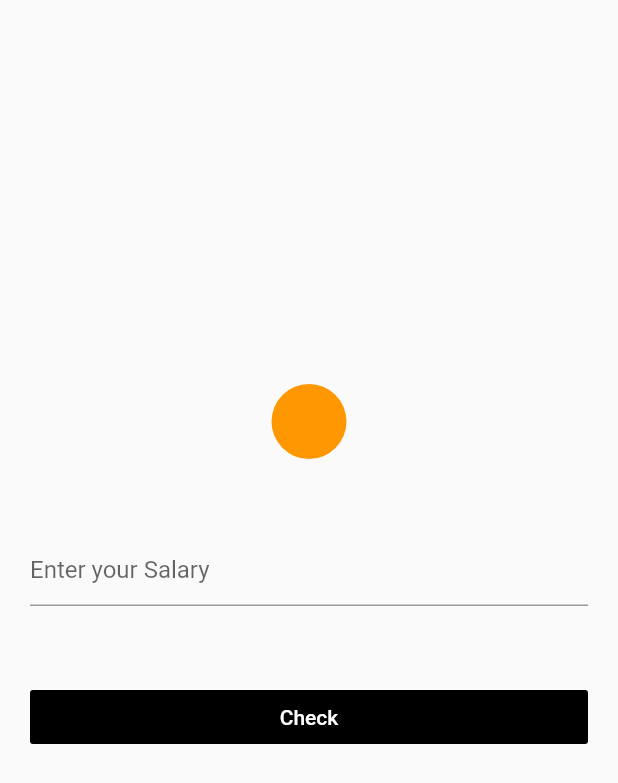
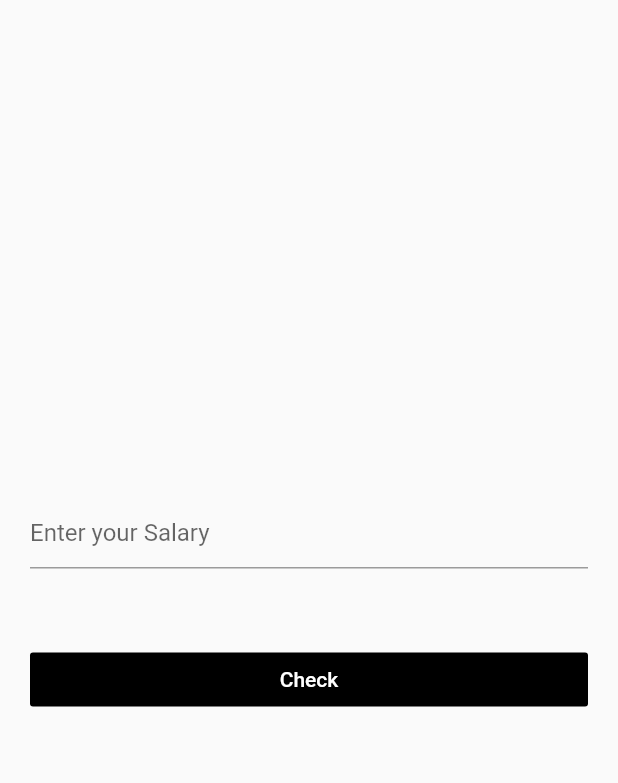
Before and after one commit to lojithv/Credit_CheckerProvider, a Flutter app: the screen it shows after launch, after a tap on "Check", on a phone screen of 412 x 824 dp. Shown: the top 783 px of the screen. Run offline on Flutter 3.47's test engine with Material 2 defaults, Android fonts, the phone set to English and light mode, and no system bars.

```diff
--- a/lib/demo1.dart
+++ b/lib/demo1.dart
@@ -6,7 +6,7 @@ class EligibilityScreen extends StatelessWidget {
 
   final ageController = TextEditingController();
 
-  int age = 0;
+  int salary = 0;
 
   @override
   Widget build(BuildContext context) {
@@ -24,14 +24,6 @@ class EligibilityScreen extends StatelessWidget {
                           return Column(
                             mainAxisAlignment: MainAxisAlignment.center,
                             children: <Widget>[
-                              Container(
-                                width: 50,
-                                height: 50,
-                                decoration: BoxDecoration(
-                                    shape: BoxShape.circle,
-                                    color: provider.isEligible == true ? Colors.green : Colors.orange
-                                ),
-                              ),
                               SizedBox(height: 50),
                               TextFormField(
                                 controller: ageController,
@@ -47,8 +39,8 @@ class EligibilityScreen extends StatelessWidget {
                                     color: Colors.black,
                                     textColor: Colors.white,
                                     onPressed: () {
-                                      age = int.parse(ageController.text.trim());
-                                      provider.checkEligibility(age);
+                                      salary = int.parse(ageController.text.trim());
+                                      provider.checkEligibility(salary);
                                     },)
                               ),
                               SizedBox(height: 50),
--- a/pubspec.yaml
+++ b/pubspec.yaml
@@ -1,4 +1,4 @@
-name: untitled1
+name: credit_checker_provider
 description: A new Flutter project.
 
 # The following line prevents the package from being accidentally published to
```
Also changed, not shown: lib/models/eligibility_screen.dart (+11 -11 lines).
